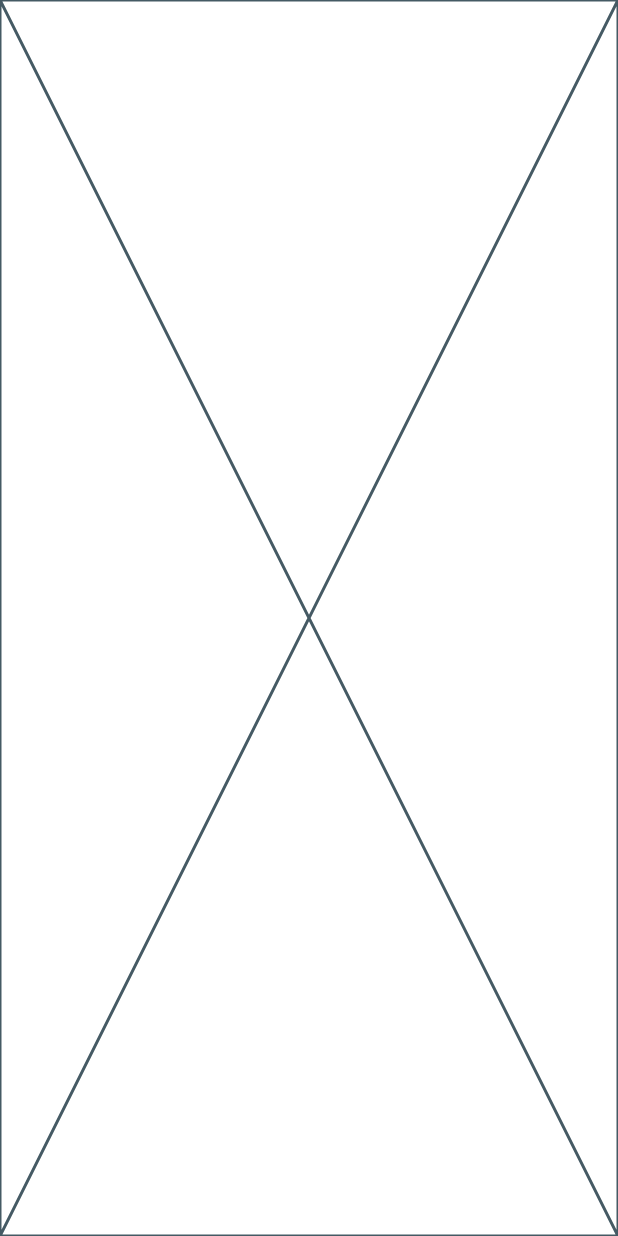
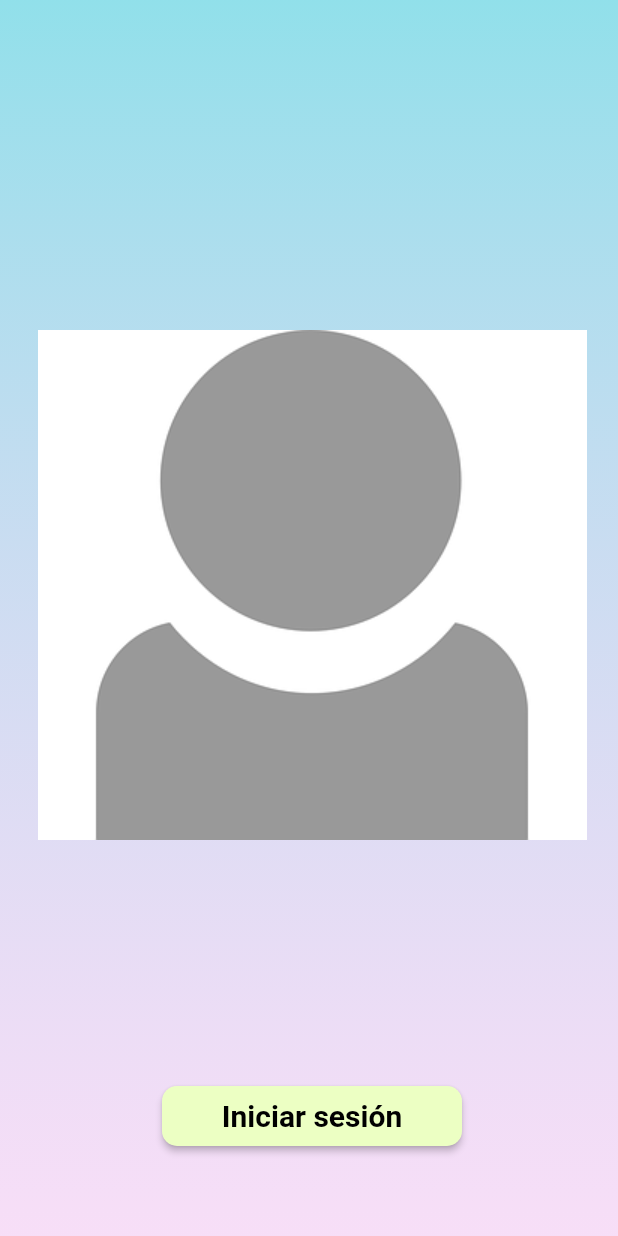
Before and after one commit to charliechazz/flutter_application_2, a Flutter app: the screen it shows after launch, after a tap on "Log In", on a phone screen of 412 x 824 dp. Run offline on Flutter 3.47's test engine with Material 2 defaults, Android fonts, the phone set to English and light mode, and no system bars; our stand-ins replace go_router.

Commit message:
login_screen

```diff
--- a/lib/screens/authentication/login_screen.dart
+++ b/lib/screens/authentication/login_screen.dart
@@ -1,4 +1,7 @@
 import 'package:flutter/material.dart';
+import 'package:flutter_application_2/routes/routes.dart';
+
+import '../../widgets/widgets.dart';
 
 class LogInScreen extends StatelessWidget {
   const LogInScreen({super.key});
@@ -6,6 +9,59 @@ class LogInScreen extends StatelessWidget {
 
   @override
   Widget build(BuildContext context) {
-    return const Placeholder();
+    return Scaffold(
+      body: Stack(
+        children: [
+          Container(
+          decoration: const BoxDecoration(
+            gradient: LinearGradient(
+              begin: Alignment.topCenter,
+              end: Alignment.bottomCenter,
+              colors: [
+                Color.fromRGBO(0, 188, 212, 0.42),
+                Color.fromRGBO(238, 130, 238, 0.23),
+              ],
+            ),
+          ),
+        ),
+        const LogIn()
+        ]
+      ),
+    );
   }
 }
+
+class LogIn extends StatelessWidget {
+  const LogIn({
+    super.key,
+  });
+
+  @override
+  Widget build(BuildContext context) {
+    return SingleChildScrollView(
+      padding: const EdgeInsets.fromLTRB(25, 20, 0, 0),
+      child: Column(
+        crossAxisAlignment: CrossAxisAlignment.center,
+        children: [
+          const SizedBox(
+            height: 200,
+          ),
+          const ProfilePicture(),
+          const SizedBox(
+            height: 160,
+          ),
+
+          BotonPersonalizado(
+            text: 'Iniciar sesión',
+            evento:(){
+              appRouter.pushNamed('menu_screen');
+            }
+          ),
+          const SizedBox(
+            height: 160,
+          ),
+        ],
+      ),
+    );
+  }
+}
--- a/lib/screens/authentication/start_screen.dart
+++ b/lib/screens/authentication/start_screen.dart
@@ -1,6 +1,8 @@
 import 'package:flutter/material.dart';
 import 'package:flutter_application_2/routes/routes.dart';
-import 'package:flutter_application_2/widgets/custom_button.dart';
+
+import '../../widgets/widgets.dart';
+
 
 class StartScreen extends StatelessWidget {
   const StartScreen({super.key});
--- a/lib/screens/screens.dart
+++ b/lib/screens/screens.dart
@@ -1,4 +1,4 @@
-export 'package:flutter_application_2/screens/menu_screen.dart';
+export 'package:flutter_application_2/screens/menu_options/menu_screen.dart';
 export 'package:flutter_application_2/screens/authentication/start_screen.dart';
 export 'package:flutter_application_2/screens/authentication/login_screen.dart';
 export 'package:flutter_application_2/screens/authentication/register_screen.dart';
--- /dev/null
+++ b/lib/widgets/profile_picture.dart
@@ -0,0 +1,22 @@
+import 'package:flutter/material.dart';
+
+class ProfilePicture extends StatelessWidget {
+  const ProfilePicture({
+    super.key,
+  });
+
+  @override
+  Widget build(BuildContext context) {
+    return Container(
+      decoration: const BoxDecoration(
+        shape: BoxShape.circle,
+      ),
+      child: Image.asset(
+        'assets/no_profile.png',
+        fit: BoxFit.contain,
+      )
+    );
+  }
+
+
+}
--- /dev/null
+++ b/lib/widgets/widgets.dart
@@ -0,0 +1,2 @@
+export 'package:flutter_application_2/widgets/custom_button.dart';
+export 'package:flutter_application_2/widgets/profile_picture.dart';
```
Also changed, not shown: assets/no_profile.png (added), lib/screens/menu_options/menu_screen.dart (renamed from lib/screens/menu_screen.dart).
